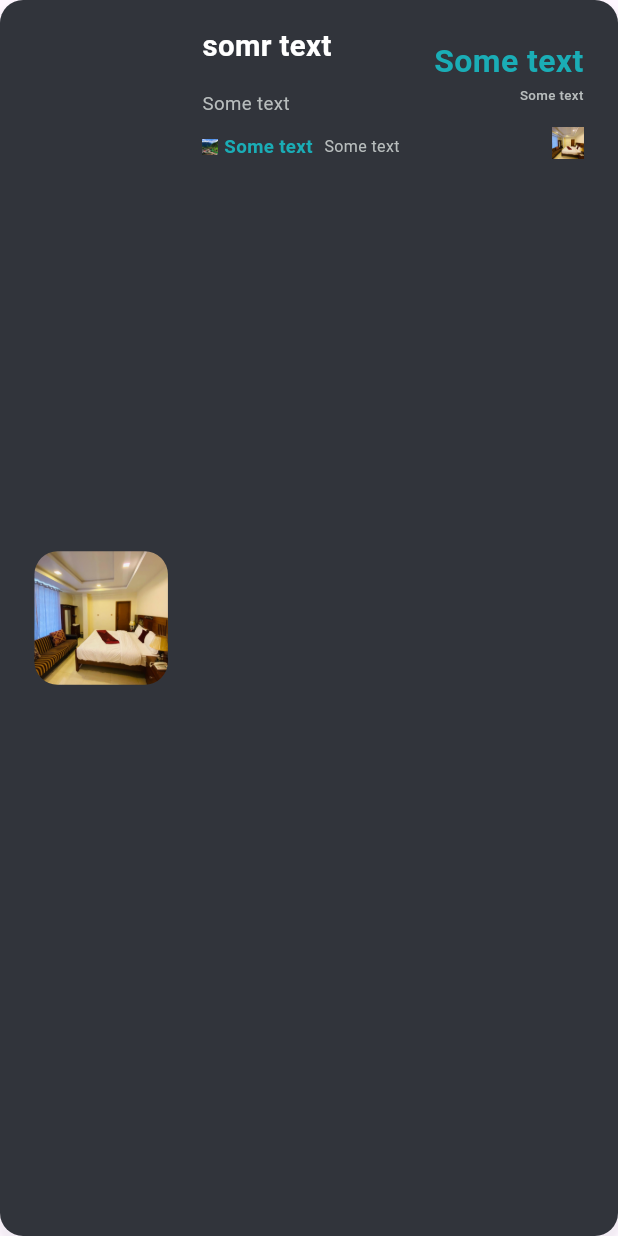
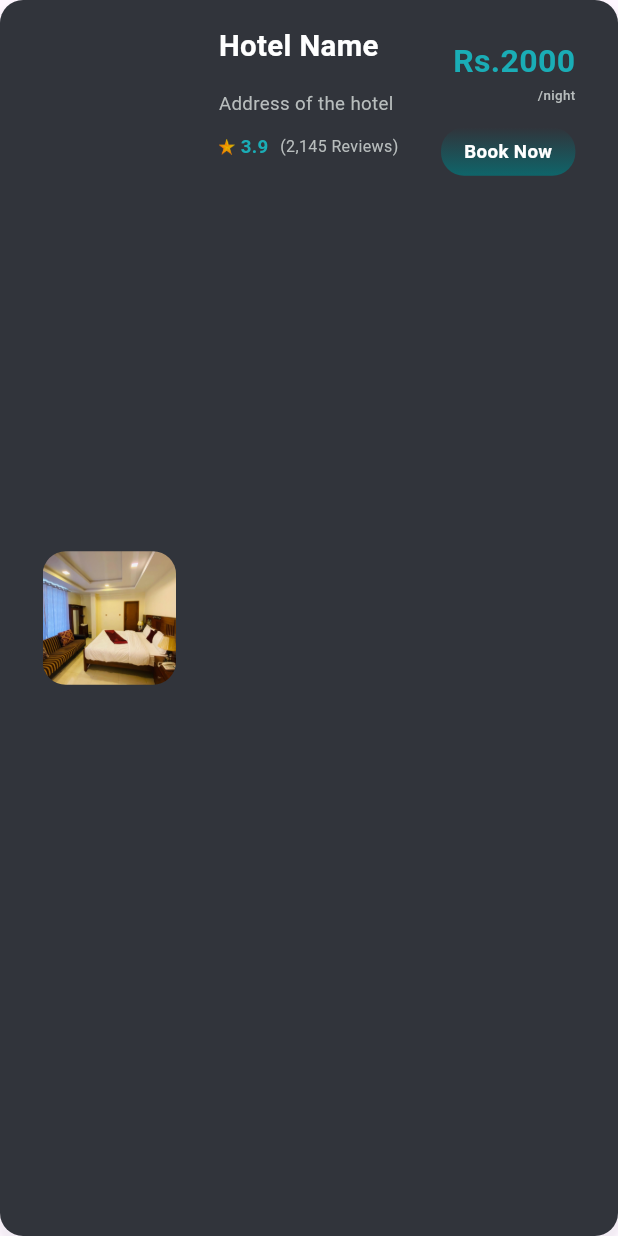
Before and after one commit to hamzaqazi/kpk-tour-guide, a Flutter app: the MartinezcannesItemWidget widget shown alone on an empty page, opened directly, on a phone screen of 412 x 824 dp. Run offline on Flutter 3.47's test engine with Material 2 defaults, Android fonts, the phone set to English and light mode, and no system bars; our stand-ins replace cached_network_image, flutter_svg, get, shared_preferences, smooth_page_indicator; accounts and stored records are empty; Roboto replaces fonts that are missing (Urbanist).

Commit message:
home page designed

```diff
--- a/lib/utils/image_constant.dart
+++ b/lib/utils/image_constant.dart
@@ -4,4 +4,5 @@ class ImageConstant {
   static String onBoarding1 = '$imagePath/Travel-Luggage.jpg';
   static String onBoarding2 = '$imagePath/rosevalley1.jpeg';
   static String onBoarding3 = '$imagePath/Malamjaba.jpg';
+  static String starIcon = '$imagePath/star-png.png';
 }
--- a/lib/views/home/home_screen.dart
+++ b/lib/views/home/home_screen.dart
@@ -24,11 +24,15 @@ class HomeScreen extends StatelessWidget {
               child: const Text("Drawer Header"),
             ),
             ListTile(
-              title: const Text("Item 1"),
+              title: const Text("Places to Visit"),
               onTap: () {},
             ),
+            Divider(
+              height: 1,
+              thickness: 1,
+            ),
             ListTile(
-              title: Text("Item 2"),
+              title: const Text("Hotels to stay"),
               onTap: () {},
             ),
           ]),
@@ -114,19 +118,24 @@ class HomeScreen extends StatelessWidget {
 
   /// Section Widget
   Widget _buildRecentlyBooked() {
-    return Column(crossAxisAlignment: CrossAxisAlignment.start, children: [
+    return Column(
+      crossAxisAlignment: CrossAxisAlignment.start,
+      children: [
         Padding(
           padding: EdgeInsets.only(right: 24.h),
-          child:
-              Row(mainAxisAlignment: MainAxisAlignment.spaceBetween, children: [
-            Text("lbl_recently_booked".tr, style: theme.textTheme.titleMedium),
+          child: Row(
+            mainAxisAlignment: MainAxisAlignment.spaceBetween,
+            children: [
+              Text("Recently Booked".tr, style: theme.textTheme.titleMedium),
               GestureDetector(
                   onTap: () {
                     onTapTxtSeeAll();
                   },
-                child: Text("lbl_see_all".tr,
+                  child: Text("See All".tr,
                       style: CustomTextStyles.titleMediumPrimary16))
-          ])),
+            ],
+          ),
+        ),
         SizedBox(height: 16.v),
         Padding(
           padding: EdgeInsets.only(right: 24.h),
@@ -139,8 +148,11 @@ class HomeScreen extends StatelessWidget {
             itemCount: 4,
             itemBuilder: (context, index) {
               return MartinezcannesItemWidget();
-              }))
-    ]);
+            },
+          ),
+        ),
+      ],
+    );
   }
 
   /// Navigates to the recentlyBookedScreen when the action is triggered.
--- a/lib/views/home/widgets/martinezcannes_item_widget.dart
+++ b/lib/views/home/widgets/martinezcannes_item_widget.dart
@@ -8,7 +8,7 @@ import 'package:kpksmartguide/views/widgets/custom_image_widget.dart';
 
 // ignore: must_be_immutable
 class MartinezcannesItemWidget extends StatelessWidget {
-  MartinezcannesItemWidget({
+  const MartinezcannesItemWidget({
     Key? key,
   }) : super(
           key: key,
@@ -39,19 +39,19 @@ class MartinezcannesItemWidget extends StatelessWidget {
               crossAxisAlignment: CrossAxisAlignment.start,
               children: [
                 Text(
-                  'somr text',
+                  'Hotel Name',
                   style: theme.textTheme.titleLarge,
                 ),
                 SizedBox(height: 18.v),
                 Text(
-                  'Some text',
+                  'Address of the hotel',
                   style: theme.textTheme.bodyMedium,
                 ),
                 SizedBox(height: 12.v),
                 Row(
                   children: [
                     CustomImageView(
-                      imagePath: ImageConstant.splashImage,
+                      imagePath: ImageConstant.starIcon,
                       height: 12.adaptSize,
                       width: 12.adaptSize,
                       margin: EdgeInsets.symmetric(vertical: 2.v),
@@ -59,7 +59,7 @@ class MartinezcannesItemWidget extends StatelessWidget {
                     Padding(
                       padding: EdgeInsets.only(left: 4.h),
                       child: Text(
-                        'Some text',
+                        '3.9',
                         style: theme.textTheme.titleSmall,
                       ),
                     ),
@@ -69,7 +69,7 @@ class MartinezcannesItemWidget extends StatelessWidget {
                         top: 1.v,
                       ),
                       child: Text(
-                        'Some text',
+                        '(2,145 Reviews)',
                         style: theme.textTheme.bodySmall,
                       ),
                     ),
@@ -87,19 +87,35 @@ class MartinezcannesItemWidget extends StatelessWidget {
               crossAxisAlignment: CrossAxisAlignment.end,
               children: [
                 Text(
-                  'Some text',
+                  'Rs.2000',
                   style: CustomTextStyles.headlineSmallPrimary,
                 ),
                 SizedBox(height: 2.v),
                 Text(
-                  'Some text',
+                  '/night',
                   style: theme.textTheme.labelMedium,
                 ),
                 SizedBox(height: 16.v),
-                CustomImageView(
-                  imagePath: ImageConstant.onBoarding2,
-                  height: 24.adaptSize,
-                  width: 24.adaptSize,
+                Container(
+                  padding: EdgeInsets.symmetric(
+                    horizontal: 16.h,
+                    vertical: 8.v,
+                  ),
+                  decoration: BoxDecoration(
+                    borderRadius: BorderRadius.circular(16.h),
+                    gradient: LinearGradient(
+                      begin: Alignment.topCenter,
+                      end: Alignment.bottomCenter,
+                      colors: [
+                        appTheme.blueGray900,
+                        appTheme.cyan900,
+                      ],
+                    ),
+                  ),
+                  child: Text(
+                    'Book Now',
+                    style: CustomTextStyles.titleSmallWhiteA700,
+                  ),
                 ),
               ],
             ),
```
Also changed, not shown: lib/views/home/widgets/hotels_item_widget.dart (+48 -20 lines), assets/images/star-png.png (added). Lines whose indentation alone changed are shown as unchanged.
